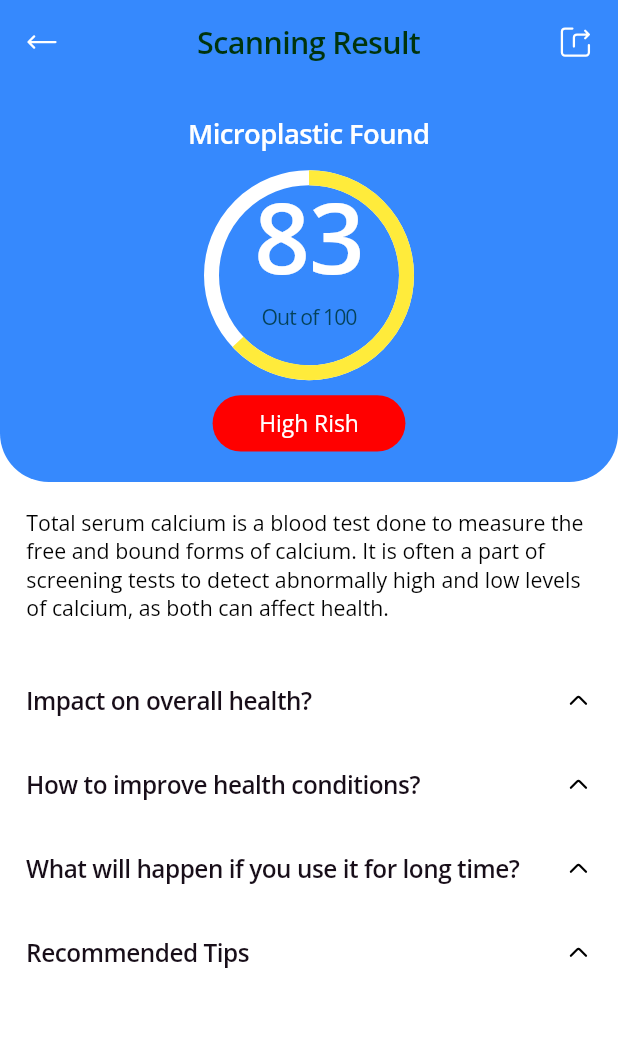
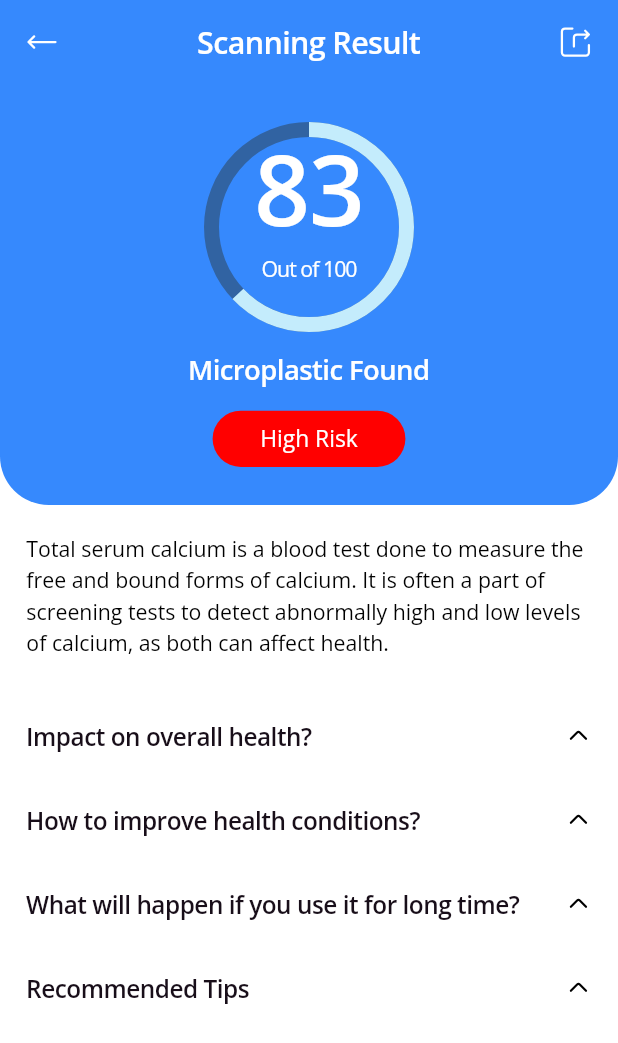
Before and after one commit to Webgenius0/projectGenzeh_App, a Flutter app: the ScanningReportScreen screen opened by its route, on a phone screen of 412 x 824 dp. Shown: the top 1043 px of the screen. Run offline on Flutter 3.47's test engine with Material 3 defaults, Android fonts, the phone set to English and light mode, and no system bars; drawn by our look-alikes of auto_animated, percent_indicator; our stand-ins replace camera, dio, flutter_otp_text_field, flutter_screenutil, flutter_svg, flutter_switch and 7 more; accounts and stored records are empty.

Commit message:
work done of all ui screens

```diff
--- a/lib/features/account_and_setting/presentation/account_full_screen.dart
+++ b/lib/features/account_and_setting/presentation/account_full_screen.dart
@@ -60,9 +60,6 @@ class _AccountFullScreenState extends State<AccountFullScreen> {
             },
             icon: SvgPicture.asset(
               Assets.icons.logos,
-              width: 58.w,
-              height: 58.h,
-              fit: BoxFit.contain,
             ),
           ),
           centerTitle: true,
--- a/lib/features/quick_scan/presentation/scanning_report_screen.dart
+++ b/lib/features/quick_scan/presentation/scanning_report_screen.dart
@@ -23,7 +23,7 @@ class ScanningReportScreen extends StatelessWidget {
           style: TextFontStyle.textStylec212121OpenSansW600.copyWith(
               fontSize: 20.sp,
               letterSpacing: -0.4.sp,
-              color: AppColors.c00340D),
+              color: AppColors.cffffff),
         ),
         centerTitle: true,
         leading: IconButton(
@@ -58,14 +58,6 @@ class ScanningReportScreen extends StatelessWidget {
                   color: AppColors.cFFFFFF,
                 )),
           )
-          // Padding(
-          //   padding: EdgeInsets.only(right: 24.w),
-          //   child: SvgPicture.asset(
-          //     Assets.icons.editProfile,
-          //     height: 24.h,
-          //     width: 24.w,
-          //   ),
-          // )
         ],
       ),
       body: SingleChildScrollView(
@@ -74,7 +66,7 @@ class ScanningReportScreen extends StatelessWidget {
             // Header section
             Container(
               width: double.infinity,
-              padding: EdgeInsets.symmetric(vertical: 20.h),
+              padding: EdgeInsets.symmetric(vertical: 25.h),
               decoration: BoxDecoration(
                   color: AppColors.c3689FD,
                   borderRadius: BorderRadius.only(
@@ -82,14 +74,6 @@ class ScanningReportScreen extends StatelessWidget {
                       bottomRight: Radius.circular(32.r))),
               child: Column(
                 children: [
-                  Text(
-                    'Microplastic Found',
-                    style: TextFontStyle.textStylec212121OpenSansW600.copyWith(
-                        fontSize: 18.sp,
-                        letterSpacing: -0.36.sp,
-                        color: AppColors.cFFFFFF),
-                  ),
-                  UIHelper.verticalSpace(12.h),
                   CircularPercentIndicator(
                     radius: 70.0,
                     lineWidth: 10.0,
@@ -113,14 +97,22 @@ class ScanningReportScreen extends StatelessWidget {
                                   fontSize: 14.sp,
                                   fontWeight: FontWeight.w400,
                                   letterSpacing: -0.64.sp,
-                                  color: AppColors.c034057),
+                                  color: AppColors.cffffff),
                         ),
                       ],
                     ),
-                    progressColor: Colors.yellow,
-                    backgroundColor: Colors.white,
+                    progressColor: AppColors.cC4ECFC,
+                    backgroundColor: AppColors.c2A2A2A1A.withOpacity(.4),
                   ),
-                  SizedBox(height: 10),
+                  UIHelper.verticalSpace(12.h),
+                  Text(
+                    'Microplastic Found',
+                    style: TextFontStyle.textStylec212121OpenSansW600.copyWith(
+                        fontSize: 18.sp,
+                        letterSpacing: -0.36.sp,
+                        color: AppColors.cFFFFFF),
+                  ),
+                  UIHelper.verticalSpace(15.h),
                   Container(
                     height: 37.h,
                     width: 117.w,
@@ -132,7 +124,7 @@ class ScanningReportScreen extends StatelessWidget {
                       borderRadius: BorderRadius.circular(33.r),
                     ),
                     child: Text(
-                      "High Rish",
+                      "High Risk",
                       style: TextFontStyle.textStylec212121OpenSansW600
                           .copyWith(
                               fontWeight: FontWeight.w400,
@@ -154,6 +146,7 @@ class ScanningReportScreen extends StatelessWidget {
                     style: TextFontStyle.textStylec212121OpenSansW600.copyWith(
                         fontWeight: FontWeight.w400,
                         fontSize: 14.sp,
+                        height: 1.5,
                         color: AppColors.c000000),
                   ),
                   UIHelper.verticalSpace(24.h),
@@ -219,6 +212,7 @@ class _ExpandableTileState extends State<ExpandableTile> {
                 style: TextFontStyle.textStylec212121OpenSansW600.copyWith(
                     color: AppColors.c180E19,
                     fontSize: 16.sp,
+                    height: 1.5,
                     letterSpacing: -0.32.sp),
               ),
               trailing: SvgPicture.asset(
--- a/lib/gen/colors.gen.dart
+++ b/lib/gen/colors.gen.dart
@@ -45,6 +45,9 @@ class AppColors {
 
   /// Color: #FF252C2E
   static const Color c252C2E = Color(0xFF252C2E);
+
+  /// Color: #FF2A2A2A1A
+  static const Color c2A2A2A1A = Color(0xFF2A2A2A1A);
 
   /// Color: #FF2B2B2B
   static const Color c2B2B2B = Color(0xFF2B2B2B);
@@ -112,6 +115,12 @@ class AppColors {
   /// Color: #FFC4C4C433
   static const Color cC4C4C433 = Color(0xFFC4C4C433);
 
+  /// Color: #FFC4ECFC
+  static const Color cC4ECFC = Color(0xFFC4ECFC);
+
+  /// Color: #C5EAFF4D
+  static const Color cC5EAFF4D = Color(0xC5EAFF4D);
+
   /// Color: #FFD7F4FF
   static const Color cD7F4FF = Color(0xFFD7F4FF);
 
--- a/lib/helpers/all_routes.dart
+++ b/lib/helpers/all_routes.dart
@@ -9,6 +9,7 @@ import 'package:genzeh911/features/auth/forgot_password/presentation/forgot_pass
 import 'package:genzeh911/features/auth/otp_verification/presentation/otp_verification_screen.dart';
 import 'package:genzeh911/features/auth/sign_in/presentation/sign_in_screen.dart';
 import 'package:genzeh911/features/history/presentation/history_details.dart';
+import 'package:genzeh911/features/history/presentation/history_details_safe_mode.dart';
 import 'package:genzeh911/features/insight/presentation/insight_details.dart';
 import 'package:genzeh911/features/quick_scan/presentation/quick_scan_screen.dart';
 import 'package:genzeh911/features/quick_scan/presentation/scanning_report_screen.dart';
@@ -40,6 +41,7 @@ final class Routes {
   static const String processPaymentScreen = '/processPaymentScreen';
   static const String congratulationScreen = '/congratulationScreen';
   static const String scanningReportScreen = '/scanningReportScreen';
+  static const String historyDetailsSafeMode = '/historyDetailsSafeMode';
 }
 
 final class RouteGenerator {
@@ -141,6 +143,13 @@ final class RouteGenerator {
                 widget: ScanningReportScreen(), settings: settings)
             : CupertinoPageRoute(builder: (context) => ScanningReportScreen());
 
+      case Routes.historyDetailsSafeMode:
+        return Platform.isAndroid
+            ? _FadedTransitionRoute(
+                widget: HistoryDetailsSafeMode(), settings: settings)
+            : CupertinoPageRoute(
+                builder: (context) => HistoryDetailsSafeMode());
+
       case Routes.bottomNav:
         final args = settings.arguments as Map;
         return Platform.isAndroid
--- a/pubspec.yaml
+++ b/pubspec.yaml
@@ -43,6 +43,7 @@ dependencies:
   image_picker:
   persistent_bottom_nav_bar: ^6.2.1
   flutter_switch: ^0.3.2
+  camera: ^0.11.0+2
   # qr_code_scanner: ^1.0.1
 
 
```
Also changed, not shown: lib/features/history/presentation/history_details.dart (+18 -23 lines), lib/features/history/presentation/history_details_safe_mode.dart (+38 -24 lines), lib/features/home/presentation/home_body_screen.dart (+26 -5 lines), lib/features/quick_scan/presentation/quick_scan_screen.dart (+97 -19 lines), pubspec.lock, 2 other files.
